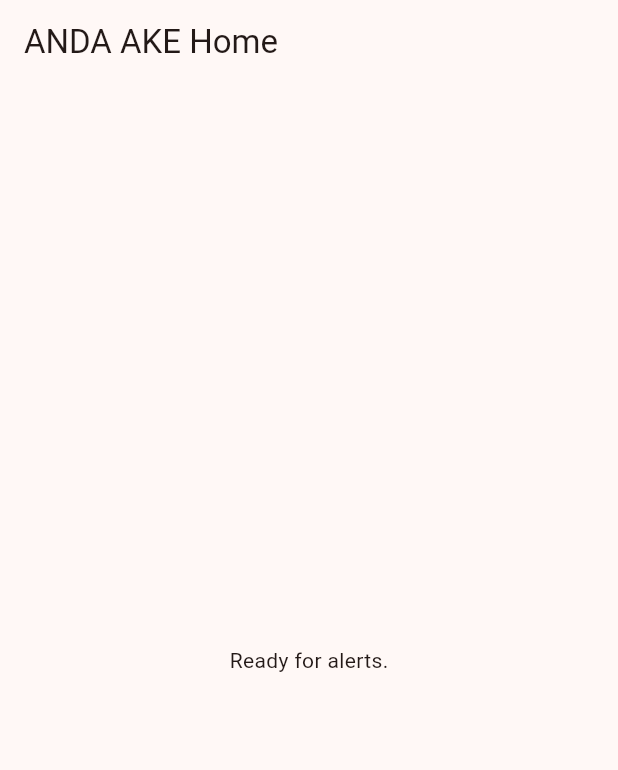
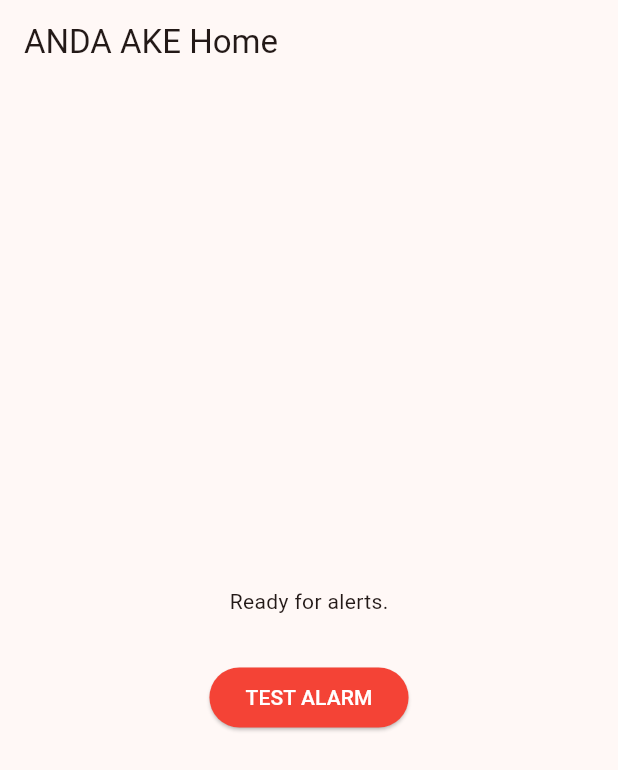
Before and after one commit to mertBiricik/anda-ake, a Flutter app: the screen it shows after launch, on a phone screen of 412 x 824 dp. Shown: the top 770 px of the screen. Run offline on Flutter 3.47's test engine with Material 3 defaults, Android fonts, the phone set to English and light mode, and no system bars; our stand-ins replace audioplayers, firebase_core, firebase_messaging, flutter_local_notifications, wakelock_plus; missing offline and left inert: audio_session, flutter_volume_controller; accounts and stored records are empty; generated files the repository leaves out were written again.

Commit message:
test function added

```diff
--- a/lib/main.dart
+++ b/lib/main.dart
@@ -20,6 +20,7 @@ const AndroidNotificationChannel channel = AndroidNotificationChannel(
   importance: Importance.max,
   playSound: true,
   sound: RawResourceAndroidNotificationSound('alarm'), // Plays the sound once for the notification
+  audioAttributesUsage: AudioAttributesUsage.alarm, // CRITICAL: Identifies this as an Alarm to Android system
 );
 
 // Background handler
@@ -154,7 +155,25 @@ class _MyHomePageState extends State<MyHomePage> {
   Widget build(BuildContext context) {
     return Scaffold(
       appBar: AppBar(title: Text(widget.title)),
-      body: const Center(child: Text("Ready for alerts.")),
+      body: Center(
+        child: Column(
+          mainAxisAlignment: MainAxisAlignment.center,
+          children: [
+            const Text("Ready for alerts."),
+            const SizedBox(height: 30),
+            ElevatedButton(
+              onPressed: () {
+                navigatorKey.currentState?.pushNamed('/alarm', arguments: "TEST MISSION: RED ALERT");
+              },
+              style: ElevatedButton.styleFrom(
+                backgroundColor: Colors.red,
+                foregroundColor: Colors.white,
+              ),
+              child: const Text("TEST ALARM"),
+            ),
+          ],
+        ),
+      ),
     );
   }
 }
--- a/pubspec.yaml
+++ b/pubspec.yaml
@@ -39,6 +39,9 @@ dependencies:
   firebase_messaging: ^16.0.4
   flutter_local_notifications: ^19.5.0
   audioplayers: ^6.5.1
+  wakelock_plus: ^1.4.0
+  flutter_volume_controller: ^1.3.4
+  audio_session: ^0.2.2
 
 dev_dependencies:
   flutter_test:
```
Also changed, not shown: git_status.txt (added, +10 -0 lines), lib/alarm_screen.dart (+45 -0 lines), status_log.txt (added, +26 -0 lines), pubspec.lock, 5 other files.
